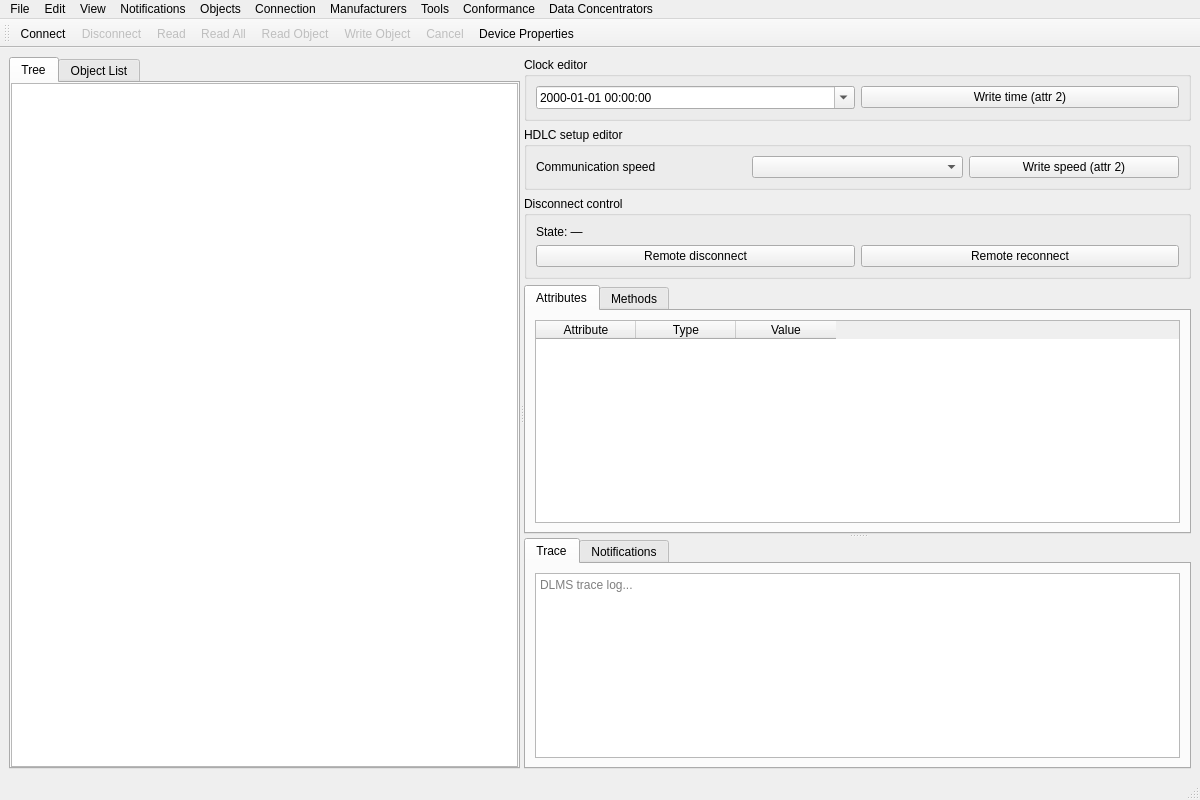
First picture: the form in src/ui/MainWindow.ui, repository dimoniche/GXDLMSDirector, before the edit.
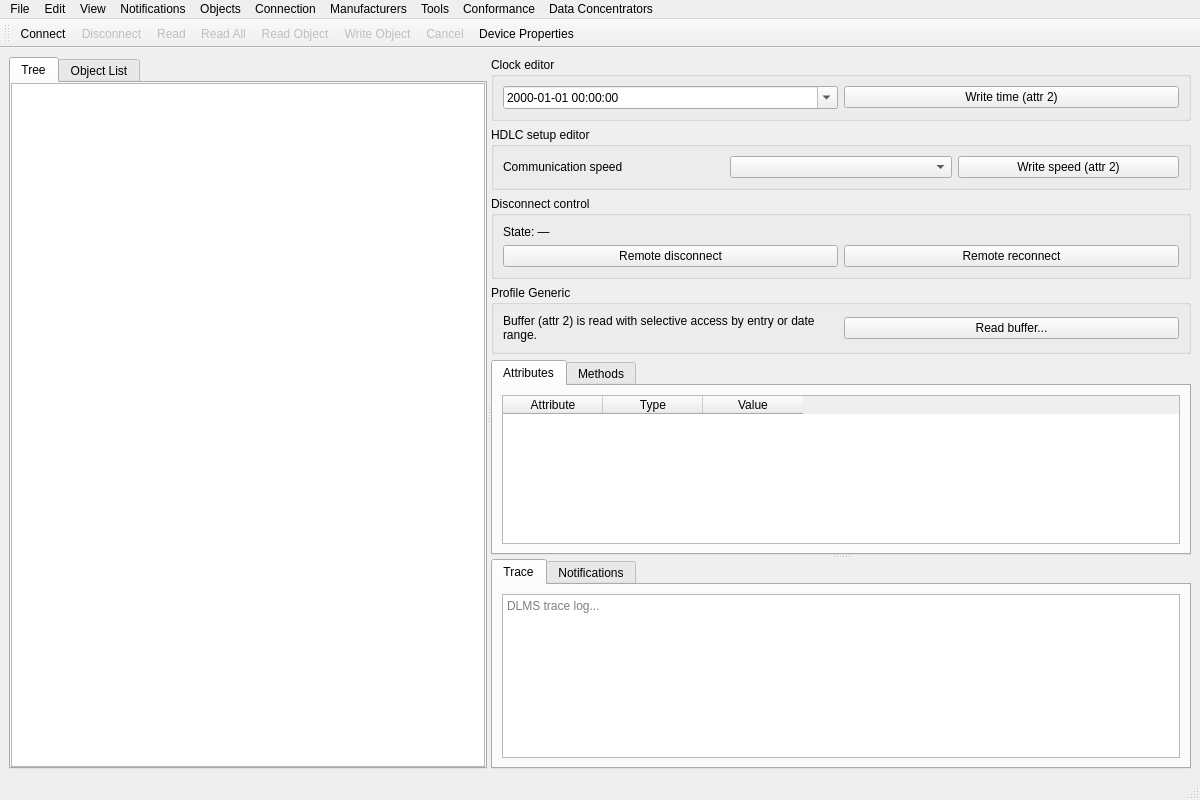
Second picture: the form after the edit.

Commit message: fix: read profile generic

What changed in the file:
```diff
--- a/src/ui/MainWindow.ui
+++ b/src/ui/MainWindow.ui
@@ -169,6 +169,32 @@
            </layout>
           </widget>
          </item>
+         <item>
+          <widget class="QGroupBox" name="profileGenericGroup">
+           <property name="title">
+            <string>Profile Generic</string>
+           </property>
+           <layout class="QHBoxLayout" name="profileGenericLayout">
+            <item>
+             <widget class="QLabel" name="profileGenericHintLabel">
+              <property name="text">
+               <string>Buffer (attr 2) is read with selective access by entry or date range.</string>
+              </property>
+              <property name="wordWrap">
+               <bool>true</bool>
+              </property>
+             </widget>
+            </item>
+            <item>
+             <widget class="QPushButton" name="readProfileGenericButton">
+              <property name="text">
+               <string>Read buffer...</string>
+              </property>
+             </widget>
+            </item>
+           </layout>
+          </widget>
+         </item>
          <item>
           <widget class="QTabWidget" name="objectEditorTabs">
            <property name="currentIndex">
```
Left out of the diff: 5 changed lines with no effect on the pictures. The commit also changes 5 other files.
